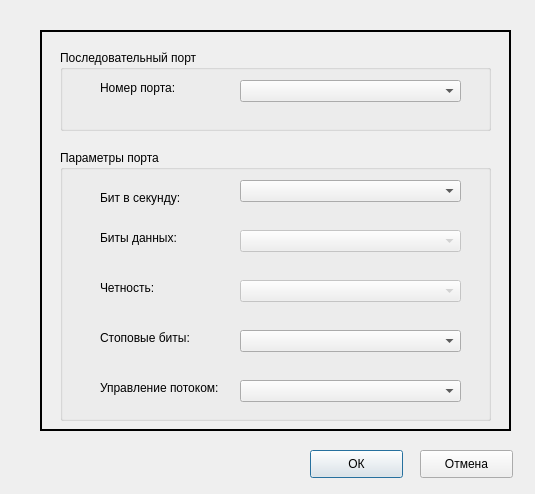
Above: first/pram_connection.ui from slmir/test before the change. Below: the same form after it.
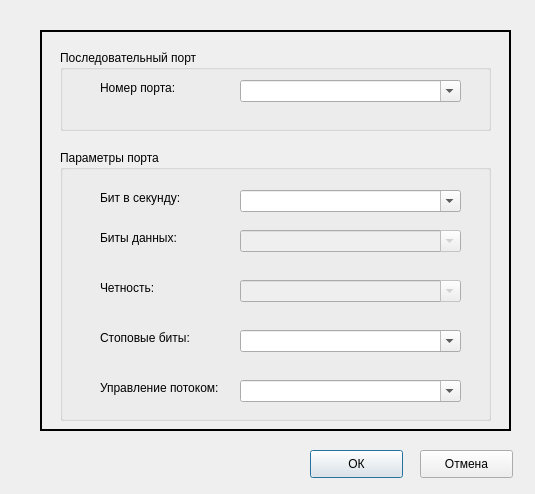
That is the form after the change.

```diff
--- a/first/pram_connection.ui
+++ b/first/pram_connection.ui
@@ -65,6 +65,9 @@
        <height>22</height>
       </rect>
      </property>
+     <property name="editable">
+      <bool>true</bool>
+     </property>
     </widget>
    </widget>
    <widget class="QGroupBox" name="groupBox_3">
@@ -156,6 +159,9 @@
        <height>22</height>
       </rect>
      </property>
+     <property name="editable">
+      <bool>true</bool>
+     </property>
     </widget>
     <widget class="QComboBox" name="comboBox_4">
      <property name="enabled">
@@ -169,6 +175,9 @@
        <height>22</height>
       </rect>
      </property>
+     <property name="editable">
+      <bool>true</bool>
+     </property>
     </widget>
     <widget class="QComboBox" name="comboBox_5">
      <property name="geometry">
@@ -179,6 +188,9 @@
        <height>22</height>
       </rect>
      </property>
+     <property name="editable">
+      <bool>true</bool>
+     </property>
     </widget>
     <widget class="QComboBox" name="comboBox_6">
      <property name="geometry">
@@ -189,16 +201,22 @@
        <height>22</height>
       </rect>
      </property>
+     <property name="editable">
+      <bool>true</bool>
+     </property>
     </widget>
     <widget class="QComboBox" name="comboBox_2">
      <property name="geometry">
       <rect>
        <x>180</x>
-       <y>30</y>
+       <y>40</y>
        <width>221</width>
        <height>22</height>
       </rect>
      </property>
+     <property name="editable">
+      <bool>true</bool>
+     </property>
     </widget>
    </widget>
   </widget>
```
Left out of the diff: 12 changed lines with no effect on the pictures.
